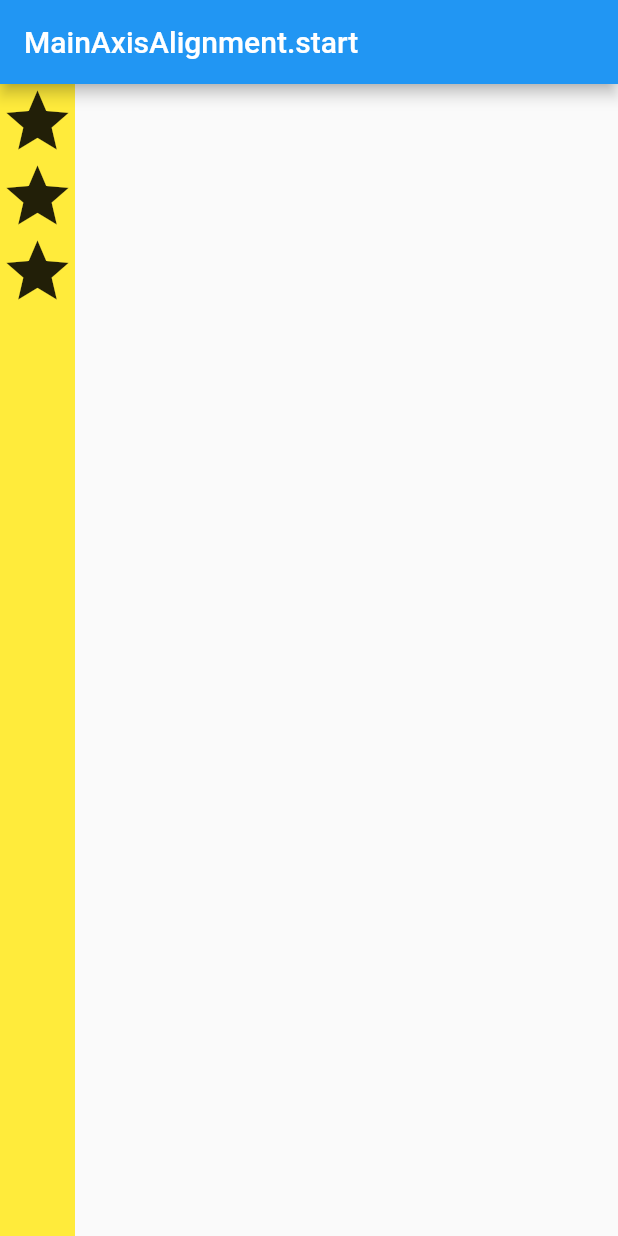
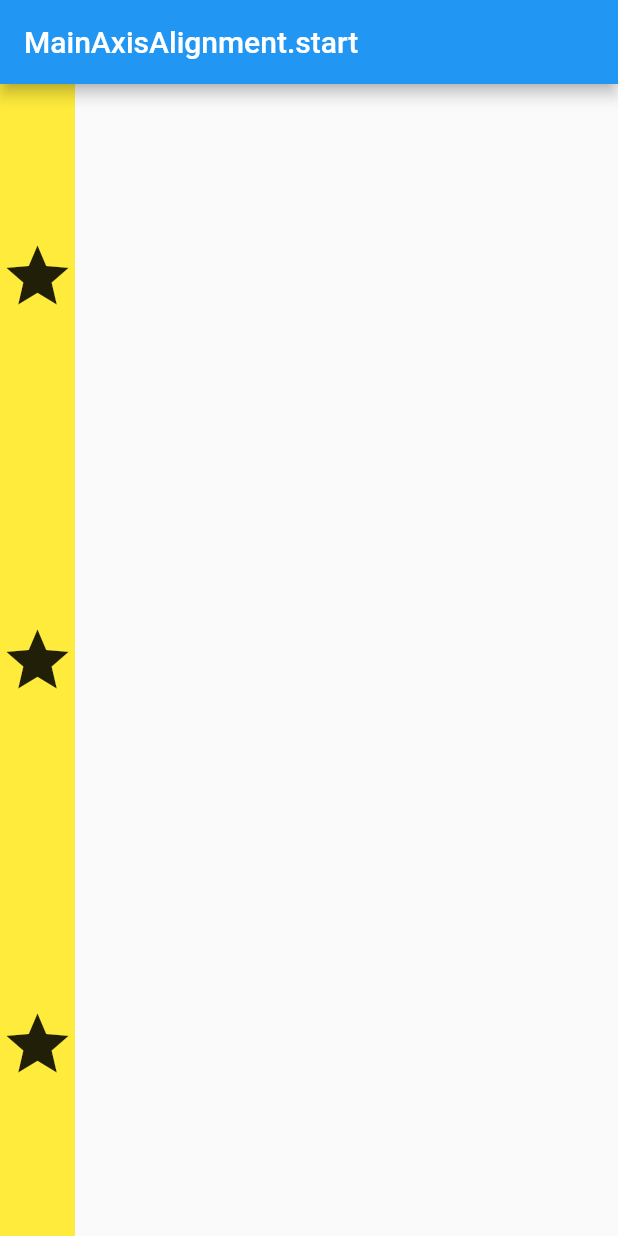
Before and after one commit to after-six/flutter-tutorial-mb, a Flutter app: the screen it shows after launch, on a phone screen of 412 x 824 dp. Run offline on Flutter 3.47's test engine with Material 2 defaults, Android fonts, the phone set to English and light mode, and no system bars.

Commit message:
Row and Column-MainAxisAlignment-spaceAround

```diff
--- a/layout_sheet/lib/main.dart
+++ b/layout_sheet/lib/main.dart
@@ -34,7 +34,7 @@ class _MyHomePageState extends State<MyHomePage> {
       body: Container(
         color: Colors.yellow,
         child: Column(
-          mainAxisAlignment: MainAxisAlignment.start,
+          mainAxisAlignment: MainAxisAlignment.spaceAround,
           children: <Widget>[
             Icon(Icons.star, size: 50),
             Icon(Icons.star, size: 50),
```
